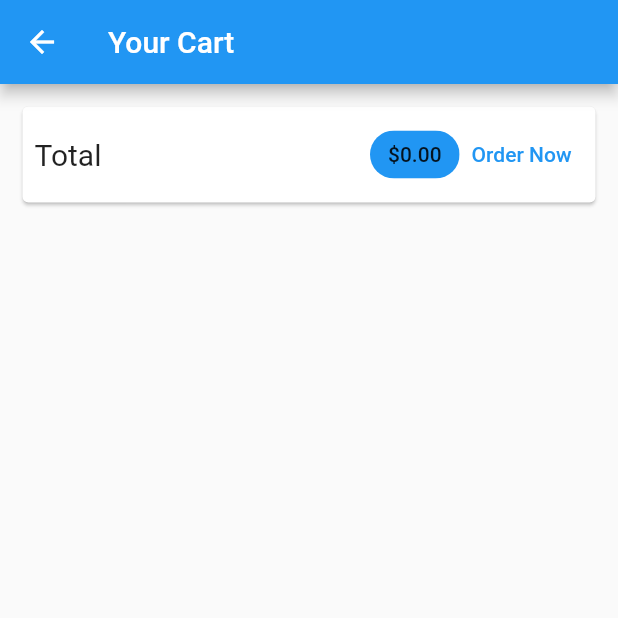
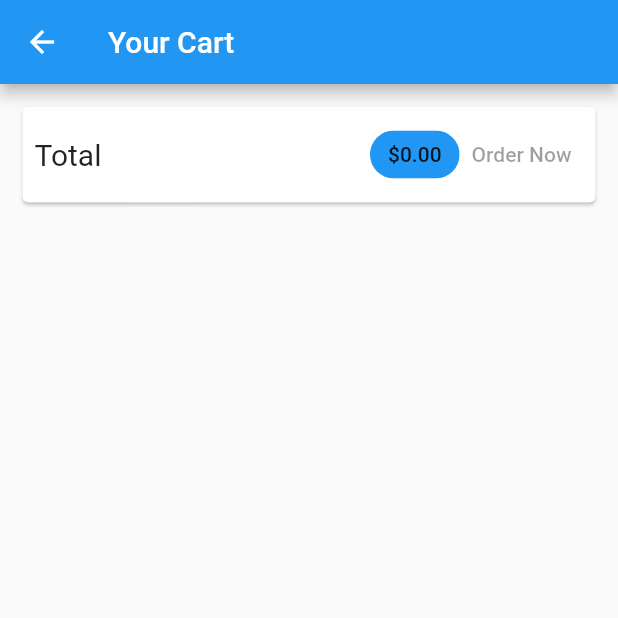
Before and after one commit to HinakIvan/shop-app, a Flutter app: the CartScreen screen opened by its route, on a phone screen of 412 x 824 dp, the top half of it. Run offline on Flutter 3.47's test engine with Material 2 defaults, Android fonts, the phone set to English and light mode, and no system bars; network calls fail.

Commit message:
fetching orders

```diff
--- a/lib/providers/products.dart
+++ b/lib/providers/products.dart
@@ -60,6 +60,9 @@ class Products with ChangeNotifier {
       print(response);
       final extractedData = json.decode(response.body) as Map<String, dynamic>;
       final List<Product> loadedProducts = [];
+      if(extractedData == null){
+        return;
+      }
       extractedData.forEach((prodId, prodData) {
         loadedProducts.add(Product(
             id: prodId,
--- a/lib/screens/cart_screen.dart
+++ b/lib/screens/cart_screen.dart
@@ -34,14 +34,7 @@ class CartScreen extends StatelessWidget {
                     label: Text('\$${cart.totalAmount.toStringAsFixed(2)}'),
                     backgroundColor: Theme.of(context).primaryColor,
                   ),
-                  TextButton(
-                      onPressed: () {
-                        Provider.of<Orders>(context,listen: false).addOrder(
-                            cart.items.values.toList(), cart.totalAmount);
-                        cart.clear();
-                        // Navigator.of(context).pushNamed(OrdersScreen.link);
-                      },
-                      child: Text('Order Now')),
+                  OrderButton(cart: cart),
                 ],
               ),
             ),
@@ -64,3 +57,42 @@ class CartScreen extends StatelessWidget {
     );
   }
 }
+
+class OrderButton extends StatefulWidget {
+  const OrderButton({
+    Key? key,
+    required this.cart,
+  }) : super(key: key);
+
+  final Cart cart;
+
+  @override
+  State<OrderButton> createState() => _OrderButtonState();
+}
+
+class _OrderButtonState extends State<OrderButton> {
+  var _isLoading = false;
+
+  @override
+  Widget build(BuildContext context) {
+    return TextButton(
+        onPressed: (widget.cart.totalAmount <= 0 || _isLoading)
+            ? null
+            : ()
+        async
+        {
+                setState(() {
+                  _isLoading = true;
+                });
+                await
+                Provider.of<Orders>(context, listen: false).addOrder(
+                    widget.cart.items.values.toList(), widget.cart.totalAmount);
+                setState(() {
+                  _isLoading = false;
+                });
+                widget.cart.clear();
+                // Navigator.of(context).pushNamed(OrdersScreen.link);
+              },
+        child: _isLoading ? CircularProgressIndicator():Text('Order Now'));
+  }
+}
```
Also changed, not shown: lib/providers/orders.dart (+57 -8 lines), lib/screens/orders.screen.dart (+14 -1 lines).
